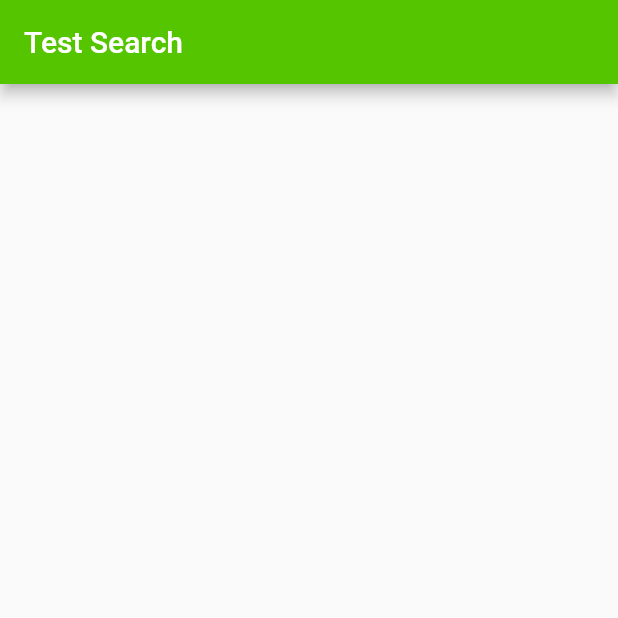
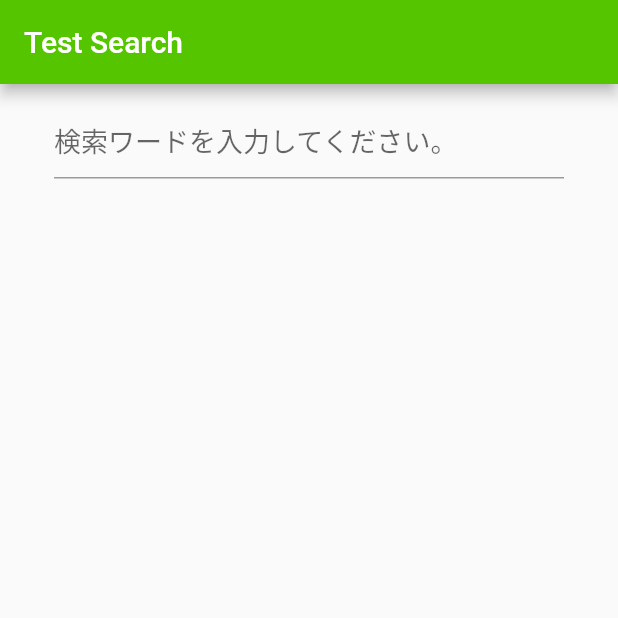
Before and after one commit to reitouhozonn/Test_App_Flutter, a Flutter app: the screen it shows after launch, on a phone screen of 412 x 824 dp, the top half of it. Run offline on Flutter 3.47's test engine with Material 2 defaults, Android fonts, the phone set to English and light mode, and no system bars; our stand-ins replace flutter_dotenv.

Commit message:
create saerchWord

```diff
--- a/lib/main.dart
+++ b/lib/main.dart
@@ -1,7 +1,9 @@
 import 'package:flutter/material.dart';
+import 'package:flutter_dotenv/flutter_dotenv.dart';
 import 'package:test_app/screens/search_screen.dart';
 
-void main() {
+Future<void> main() async {
+  await dotenv.load(fileName: '.env');
   runApp(const MainApp());
 }
 
--- a/lib/screens/search_screen.dart
+++ b/lib/screens/search_screen.dart
@@ -1,4 +1,9 @@
+import 'dart:convert';
+
 import 'package:flutter/material.dart';
+import 'package:flutter_dotenv/flutter_dotenv.dart';
+import 'package:test_app/models/article.dart';
+import 'package:http/http.dart' as http;
 
 class SearchScreen extends StatefulWidget {
   const SearchScreen({super.key});
@@ -8,13 +13,61 @@ class SearchScreen extends StatefulWidget {
 }
 
 class _SearchScreenState extends State<SearchScreen> {
+  List<Article> articles = [];
+
   @override
   Widget build(BuildContext context) {
     return Scaffold(
       appBar: AppBar(
         title: const Text('Test Search'),
       ),
-      body: Container(),
+      body: Column(
+        children: [
+          Padding(
+            padding: const EdgeInsets.symmetric(
+              vertical: 12,
+              horizontal: 36,
+            ),
+            child: TextField(
+              style: const TextStyle(
+                fontSize: 18,
+                color: Colors.black,
+              ),
+              decoration: const InputDecoration(
+                hintText: '検索ワードを入力してください。',
+              ),
+              onSubmitted: (String keyword) async {
+                final results = await searchQiita(keyword);
+                setState(() => articles = results);
+              },
+            ),
+          ),
+        ],
+      ),
     );
   }
+
+  Future<List<Article>> searchQiita(String keyword) async {
+    // 1. http通信に必要なデータを準備をする
+    final uri = Uri.https('qiita.com', '/api/v2/items', {
+      'query': 'title:$keyword',
+      'per_page': '10',
+    });
+
+    final String token = dotenv.env['QIITA_ACCESS_TOKEN'] ?? '';
+
+    // 2. Qiita APIにリクエストを送る
+    final http.Response res = await http.get(uri, headers: {
+      'Authorization': 'Bearer $token',
+    });
+    // 3. 戻り値をArticleクラスの配列に変換
+    // 4. 変換したArticleクラスの配列を返す(returnする)
+
+    if (res.statusCode == 200) {
+      final List<dynamic> body = jsonDecode(res.body);
+      return body.map((dynamic json) => Article.formJson(json)).toList();
+    } else {
+      return [];
+    }
+  }
 }
--- a/pubspec.yaml
+++ b/pubspec.yaml
@@ -35,6 +35,8 @@ dependencies:
   # The following adds the Cupertino Icons font to your application.
   # Use with the CupertinoIcons class for iOS style icons.
   cupertino_icons: ^1.0.2
+  flutter_dotenv: ^5.1.0
+  http: ^1.1.0
 
 dev_dependencies:
   flutter_test:
@@ -57,7 +59,8 @@ flutter:
   # included with your application, so that you can use the icons in
   # the material Icons class.
   uses-material-design: true
-
+  assets:
+    - .env
   # To add assets to your application, add an assets section, like this:
   # assets:
   #   - images/a_dot_burr.jpeg
```
Also changed, not shown: pubspec.lock, 2 other files.
